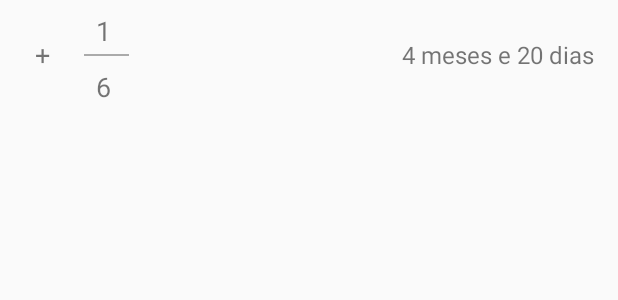
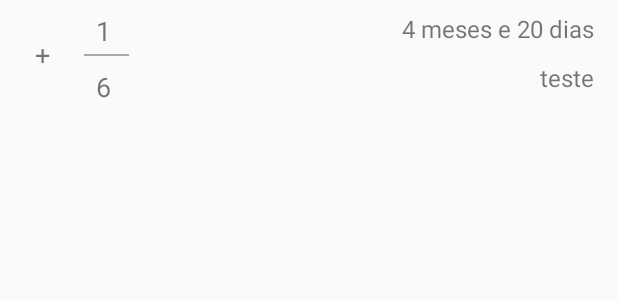
Before and after one commit to victorscn/calcpenal, an Android app: the layout expanded_item.xml on its own in the app's theme, with its tools: preview values and no code run, on a phone screen of 412 x 824 dp. Shown: the top 300 px of the screen. Run offline under Robolectric (Android 15) with nearby library versions, the phone set to English and light mode, and no system bars.

Commit message:
Add description and delete item on hold

```diff
--- a/app/build.gradle
+++ b/app/build.gradle
@@ -31,6 +31,8 @@ dependencies {
     compile 'com.android.support:appcompat-v7:24.2.1'
     compile 'com.android.support:palette-v7:24.2.1'
     compile 'com.google.android.gms:play-services-ads:9.6.1'
+    compile 'com.android.support:recyclerview-v7:24.2.1'
+    compile 'com.android.support:support-v4:24.+'
     testCompile 'junit:junit:4.12'
     compile 'org.jetbrains:annotations-java5:15.0'
 }
--- a/app/src/main/java/com/example/android/calculadorapenal/OperationAdapter.java
+++ b/app/src/main/java/com/example/android/calculadorapenal/OperationAdapter.java
@@ -61,6 +61,9 @@ public class OperationAdapter extends ArrayAdapter<Operation> {
         TextView isSumText = (TextView) listItemView.findViewById(R.id.isSum);
         isSumText.setText(currentOperation.getIsSum());
 
+        /*Find the TextView description and populates*/
+        TextView descriptionText = (TextView) listItemView.findViewById(R.id.description);
+        descriptionText.setText(currentOperation.getDescription());
 
 
         return listItemView;
--- a/app/src/main/java/com/example/android/calculadorapenal/Sentence.java
+++ b/app/src/main/java/com/example/android/calculadorapenal/Sentence.java
@@ -160,7 +160,7 @@ public class Sentence {
             else if (getDaysOfSentence() < 365) {
                 if (getDaysOfSentence() % 30 == 0)
                     return writeMonth() + " e " + writeDaysFine();
-                else return writeMonth() + " e " + writeDay();
+                else return writeMonth() + ", " + writeDay() + " e " + writeDaysFine();
             } else if (getDaysOfSentence() % 365 == 0)
                 return writeYear() + " e " + writeDaysFine();
             else if (getMonth() == 0 && getDay() != 0)
--- a/app/src/main/res/layout/expanded_item.xml
+++ b/app/src/main/res/layout/expanded_item.xml
@@ -1,5 +1,7 @@
 <?xml version="1.0" encoding="utf-8"?>
-<LinearLayout xmlns:android="http://schemas.android.com/apk/res/android"
+
+<LinearLayout
+    xmlns:android="http://schemas.android.com/apk/res/android"
     xmlns:tools="http://schemas.android.com/tools"
     android:layout_width="match_parent"
     android:layout_height="wrap_content"
@@ -10,17 +12,17 @@
         android:layout_width="24dp"
         android:layout_height="match_parent"
         android:layout_margin="16dp"
+        android:layout_weight="0"
+        android:gravity="center"
         android:textSize="18sp"
-        android:gravity="center"
-        android:layout_weight="0"
         tools:text="+" />
 
 
     <LinearLayout
         android:layout_width="wrap_content"
         android:layout_height="wrap_content"
-        android:orientation="vertical"
-        android:layout_weight="1">
+        android:layout_weight="1"
+        android:orientation="vertical">
 
         <TextView
             android:id="@+id/numerator"
@@ -44,14 +46,33 @@
             tools:text="6" />
     </LinearLayout>
 
-
-    <TextView
+    <LinearLayout
+        android:layout_marginTop="8dp"
         android:layout_width="wrap_content"
         android:layout_height="match_parent"
-        android:layout_marginEnd="16dp"
-        android:layout_marginRight="16dp"
-        android:id="@+id/sentence"
-        android:textSize="16sp"
-        android:gravity="center_vertical"
-        tools:text="4 meses e 20 dias" />
+        android:orientation="vertical">
+
+        <TextView
+            android:id="@+id/sentence"
+            android:layout_width="wrap_content"
+            android:layout_height="wrap_content"
+            android:layout_marginEnd="16dp"
+            android:layout_marginRight="16dp"
+            android:layout_weight="1"
+            android:layout_gravity="end"
+            tools:text="4 meses e 20 dias"
+            android:textSize="16sp" />
+
+        <TextView
+            android:id="@+id/description"
+            android:layout_width="wrap_content"
+            android:layout_height="wrap_content"
+            android:layout_marginEnd="16dp"
+            android:layout_marginRight="16dp"
+            android:layout_weight="1"
+            android:textSize="16sp"
+            android:layout_gravity="end"
+            tools:text="teste" />
+
+    </LinearLayout>
 </LinearLayout>
--- a/app/src/main/res/values/strings.xml
+++ b/app/src/main/res/values/strings.xml
@@ -8,6 +8,10 @@
     <string name="main_button_add">Adicionar</string>
     <string name="clear_button">Limpar pena</string>
     <string name="app_logo">App Logo on the toolbar</string>
+
+    <string name="delete_dialog_message">Deletar operação?</string>
+    <string name="delete">Deletar</string>
+    <string name="cancel">Cancelar</string>
 
     <string name="fraction_dialog_text">Selecine a alteração da pena</string>
     <string name="fraction_button">Adicionar</string>
@@ -30,6 +34,7 @@
     <string name="menu_donation">Doação / No Ads</string>
 
     <string name="days_fine_hint">0</string>
+    <string name="operation_hint">Descrição</string>
 
     <string name="toast_add_sentence">Defina a pena inicial</string>
 
--- a/build.gradle
+++ b/build.gradle
@@ -5,7 +5,7 @@ buildscript {
         jcenter()
     }
     dependencies {
-        classpath 'com.android.tools.build:gradle:2.2.1'
+        classpath 'com.android.tools.build:gradle:2.2.2'
 
         // NOTE: Do not place your application dependencies here; they belong
         // in the individual module build.gradle files
```
Also changed, not shown: app/src/main/java/com/example/android/calculadorapenal/MainActivity.java (+50 -18 lines), app/src/main/java/com/example/android/calculadorapenal/Operation.java (+52 -20 lines), app/src/main/res/layout/fraction_dialog.xml (+27 -8 lines).
